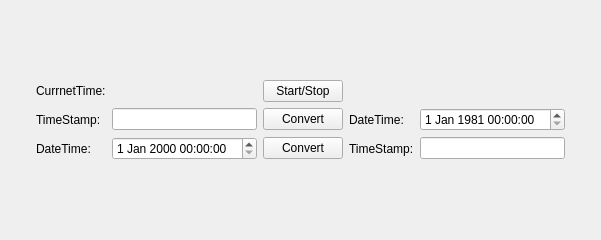
Qt form Time2TimeStamp/Time2TimeStamp.ui (wei-S/Time2TimeStamp) before a commit.
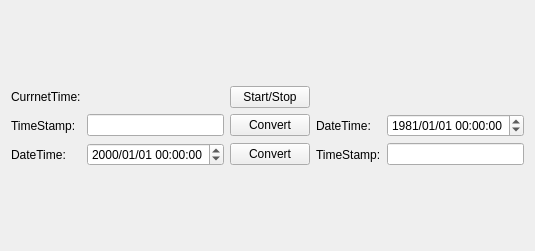
The same form after that commit.

Commit message: 时间戳与时间的相互转换

What changed in the file:
```diff
--- a/Time2TimeStamp/Time2TimeStamp.ui
+++ b/Time2TimeStamp/Time2TimeStamp.ui
@@ -6,8 +6,8 @@
    <rect>
     <x>0</x>
     <y>0</y>
-    <width>601</width>
-    <height>240</height>
+    <width>511</width>
+    <height>251</height>
    </rect>
   </property>
   <property name="windowTitle">
@@ -23,7 +23,7 @@
       <property name="sizeHint" stdset="0">
        <size>
         <width>20</width>
-        <height>61</height>
+        <height>66</height>
        </size>
       </property>
      </spacer>
@@ -107,6 +107,9 @@
           <day>1</day>
          </date>
         </property>
+        <property name="displayFormat">
+         <string>yyyy/MM/dd HH:mm:ss</string>
+        </property>
        </widget>
       </item>
       <item row="1" column="6">
@@ -130,7 +133,11 @@
        </widget>
       </item>
       <item row="2" column="2">
-       <widget class="QDateTimeEdit" name="dateTimeEdit2"/>
+       <widget class="QDateTimeEdit" name="dateTimeEdit2">
+        <property name="displayFormat">
+         <string>yyyy/MM/dd HH:mm:ss</string>
+        </property>
+       </widget>
       </item>
       <item row="2" column="3">
        <widget class="QPushButton" name="pushButtonConvert2">
@@ -162,7 +169,7 @@
       <property name="sizeHint" stdset="0">
        <size>
         <width>20</width>
-        <height>60</height>
+        <height>66</height>
        </size>
       </property>
      </spacer>
```
Left out of the diff: 3 changed lines with no effect on the pictures. The commit also changes 2 other files.
